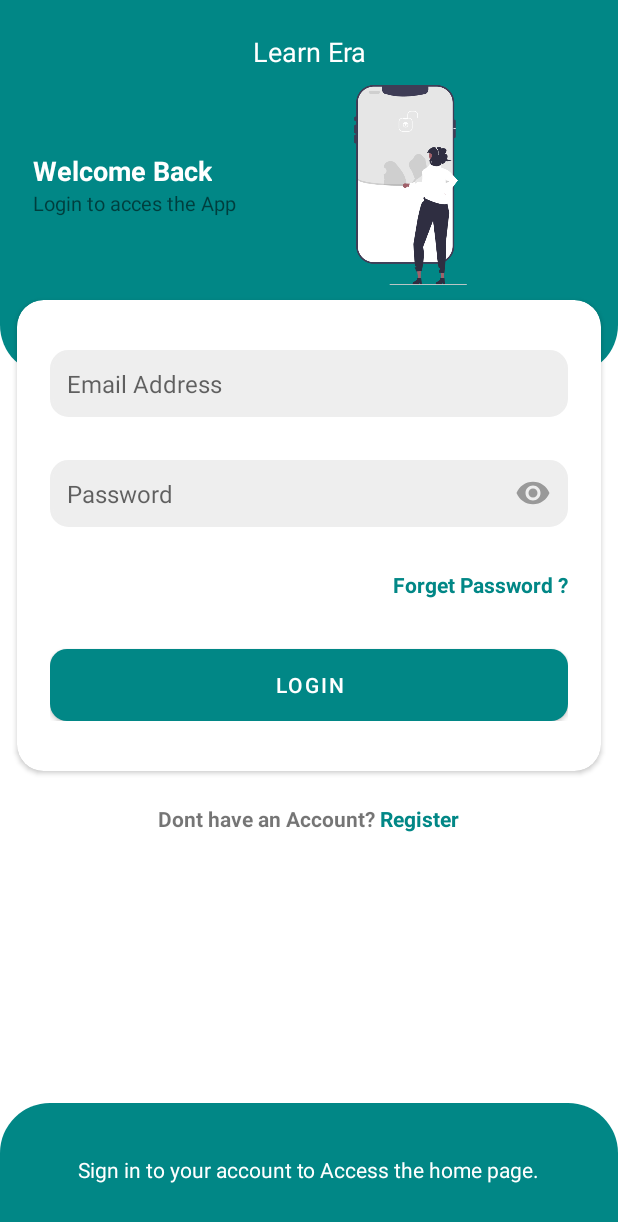
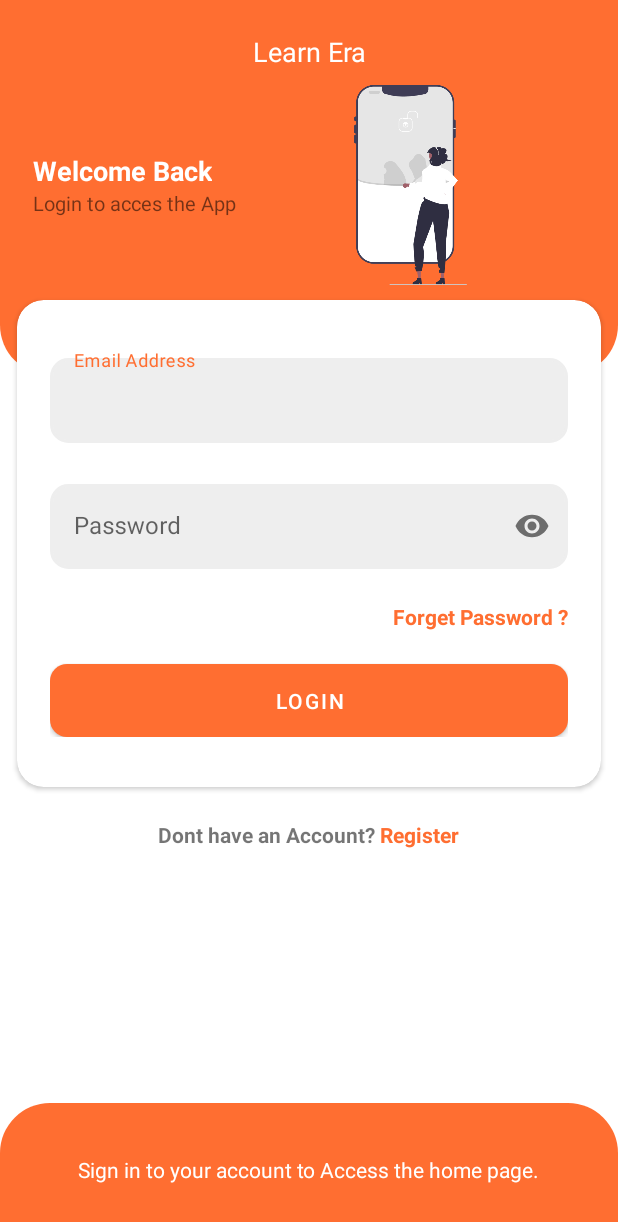
Before and after one commit to Palria/Learn_Era, an Android app: the screen it shows after launch (SignInActivity), after a tap on "GO TO LOGIN", on a phone screen of 412 x 824 dp. Shown: the top 1222 px of the screen. Run offline under Robolectric (Android 15) with nearby library versions, the phone set to English and light mode, and no system bars; our stand-ins replace Firebase (no records; nobody signed in at launch, a user with empty details on screens opened directly).

Commit message:
added splash screen + signin ui fixed

```diff
--- a/app/build.gradle
+++ b/app/build.gradle
@@ -29,6 +29,9 @@ android {
     compileOptions {
         sourceCompatibility JavaVersion.VERSION_1_8
         targetCompatibility JavaVersion.VERSION_1_8
+    }
+    buildFeatures {
+        viewBinding true
     }
 }
 
@@ -67,6 +70,9 @@ dependencies {
     //implementation 'com.android.support:appcompat-v7:28.0.0'
     //implementation 'com.google.firebase:firebase-admin'
 
+    //splash screen de
+//    def splahScreenVersion = "1.0.0"
+    implementation("androidx.core:core-splashscreen:1.0.0")
 
 //    implementation 'com.google.android.gms:play-services-ads:21.1.0'
 
--- a/app/src/main/java/com/palria/learnera/SignInActivity.java
+++ b/app/src/main/java/com/palria/learnera/SignInActivity.java
@@ -1,8 +1,10 @@
 package com.palria.learnera;
 
 import androidx.annotation.NonNull;
+import androidx.appcompat.app.AlertDialog;
 import androidx.appcompat.app.AppCompatActivity;
 
+import android.app.ProgressDialog;
 import android.content.Intent;
 import android.os.Bundle;
 import android.view.View;
@@ -27,6 +29,8 @@ private TextView register_link_view;
 private TextView forget_password_link;
 private TextView errorMessageTextView;
 
+AlertDialog alertDialog;
+
     /**
      * This is a flag indicating when the sign in process finishes
      * */
@@ -38,6 +42,7 @@ boolean isInProgress = false;
         if(getSupportActionBar() != null) {
             getSupportActionBar().hide();
         }
+        getWindow().setNavigationBarColor(getColor(R.color.teal_700));
         setContentView(R.layout.activity_sign_in);
         //initializes this activity's views
         initUI();
@@ -47,7 +52,8 @@ boolean isInProgress = false;
             public void onClick(View view) {
                 if(!isInProgress) {
                     isInProgress = true;
-
+                    //show logging in progress
+                    toggleProgress(true);
                     email = emailEditText.getText().toString();
                     password = passwordEditText.getText().toString();
                     Toast.makeText(getApplicationContext(), "Sign in progress...!", Toast.LENGTH_SHORT).show();
@@ -58,7 +64,8 @@ boolean isInProgress = false;
                         public void onSuccess(String email, String password) {
                             //user has successfully signed in
                             isInProgress = false;
-
+                            //hide progress
+                            toggleProgress(false);
                             Intent intent = new Intent(SignInActivity.this, MainActivity.class);
                             startActivity(intent);
                             Toast.makeText(getApplicationContext(), "You successfully signed in, go learn more, it is era of learning", Toast.LENGTH_LONG).show();
@@ -72,7 +79,8 @@ boolean isInProgress = false;
                             // account sign in failed//
 //                        Toast.makeText(getApplicationContext(), "Sign in failed: "+errorMessage+" please try again!", Toast.LENGTH_SHORT).show();
                             isInProgress = false;
-
+                            //hide progress
+                            toggleProgress(false);
                             errorMessageTextView.setText(errorMessage + "  Please try again!");
                             errorMessageTextView.setVisibility(View.VISIBLE);
                         }
@@ -82,13 +90,15 @@ boolean isInProgress = false;
                             // Either email or password is empty
 //                        Toast.makeText(getApplicationContext(), "All fields are required!", Toast.LENGTH_SHORT).show();
                             isInProgress = false;
-
+                            //hide progress
+                            toggleProgress(false);
                             errorMessageTextView.setText("All fields are required, fill the form and try again!");
                             errorMessageTextView.setVisibility(View.VISIBLE);
                         }
                     });
                 }else{
 //                    sign in is in progress
+                    toggleProgress(true);
                 }
             }
         });
@@ -143,9 +153,24 @@ boolean isInProgress = false;
 
         forget_password_link = (TextView) findViewById(R.id.forget_password_link);
 
+        //init progress.
+    alertDialog = new AlertDialog.Builder(SignInActivity.this)
+            .setCancelable(false)
+            .setView(getLayoutInflater().inflate(R.layout.default_loading_layout,null))
+            .create();
+
 
 
     }
 
 
+    private void toggleProgress(boolean show)
+    {
+        if(show){
+            alertDialog.show();
+        }else{
+            alertDialog.hide();
+        }
+    }
+
 }
--- /dev/null
+++ b/app/src/main/java/com/palria/learnera/SplashScrenActivity.java
@@ -0,0 +1,49 @@
+package com.palria.learnera;
+
+
+import androidx.appcompat.app.AppCompatActivity;
+
+
+import android.content.Intent;
+import android.os.Bundle;
+import android.os.Handler;
+import android.view.animation.Animation;
+import android.view.animation.AnimationUtils;
+import android.widget.ImageView;
+import android.widget.TextView;
+
+import androidx.core.splashscreen.SplashScreen.Companion.*;
+
+public class SplashScrenActivity extends AppCompatActivity {
+
+    @Override
+    protected void onCreate(Bundle savedInstanceState) {
+        super.onCreate(savedInstanceState);
+
+
+
+
+        getWindow().setNavigationBarColor(getColor(R.color.teal_700));
+        getWindow().setStatusBarColor(getColor(R.color.teal_700));
+//        getWindow().setFlags(WindowManager.LayoutParams.FLAG_FULLSCREEN,
+//                WindowManager.LayoutParams.FLAG_FULLSCREEN);
+        setContentView(R.layout.activity_splash_scren);
+
+        // HERE WE ARE TAKING THE REFERENCE OF OUR IMAGE
+        // SO THAT WE CAN PERFORM ANIMATION USING THAT IMAGE
+          TextView logo_text = findViewById(R.id.logo_text);
+         Animation slideAnimation = AnimationUtils.loadAnimation(this, R.anim.slide_up);
+        logo_text.startAnimation(slideAnimation);
+
+        // we used the postDelayed(Runnable, time) method
+        // to send a message with a delayed time.
+        new Handler().postDelayed(() -> {
+                Intent intent = new Intent(SplashScrenActivity.this, MainActivity.class);
+        startActivity(intent);
+        finish();
+        }, 3000);
+
+
+
+    }
+}
--- /dev/null
+++ b/app/src/main/res/anim/slide_up.xml
@@ -0,0 +1,15 @@
+<?xml version="1.0" encoding="utf-8"?>
+<set
+    xmlns:android="http://schemas.android.com/apk/res/android">
+
+    <!--THIS CODE IS FOR SIDE ANIMATION-->
+    <translate
+        android:duration="1000"
+        android:fromYDelta="160%" />
+
+    <alpha
+        android:duration="1000"
+        android:fromAlpha="0.1"
+        android:toAlpha="1.0" />
+
+</set>
--- a/app/src/main/res/layout/activity_sign_in.xml
+++ b/app/src/main/res/layout/activity_sign_in.xml
@@ -82,34 +82,45 @@
         android:layout_height="match_parent">
 
 
-        <EditText
-            android:textSize="16sp"
-            android:id="@+id/emailInput"
-            android:paddingHorizontal="5pt"
-            android:paddingVertical="4pt"
-            android:background="@drawable/default_input_bg"
-            android:hint="Email Address"
+        <com.google.android.material.textfield.TextInputLayout
             android:layout_width="match_parent"
-            android:layout_height="20pt"/>
+            style="@style/Widget.MaterialComponents.TextInputLayout.OutlinedBox"
+            android:layout_height="wrap_content">
 
-        <EditText
-            android:textSize="16sp"
-            android:inputType="textPassword"
-            android:layout_marginTop="13pt"
-            android:id="@+id/passwordInput"
-            android:paddingHorizontal="5pt"
-            android:paddingVertical="4pt"
-            android:drawableTint="@color/grayDark"
-            android:drawableRight="@drawable/ic_baseline_remove_red_eye_24"
-            android:background="@drawable/default_input_bg"
-            android:hint="Password"
+            <com.google.android.material.textfield.TextInputEditText
+                android:layout_width="match_parent"
+                android:hint="Email Address"
+                android:inputType="textEmailAddress"
+                android:textSize="16sp"
+                android:id="@+id/emailInput"
+                android:background="@drawable/default_input_bg"
+                android:layout_height="wrap_content"/>
+
+        </com.google.android.material.textfield.TextInputLayout>
+
+
+        <com.google.android.material.textfield.TextInputLayout
             android:layout_width="match_parent"
-            android:layout_height="20pt"/>
+            app:passwordToggleEnabled="true"
+            android:layout_marginTop="10pt"
+            style="@style/Widget.MaterialComponents.TextInputLayout.OutlinedBox"
+            android:layout_height="wrap_content">
 
+            <com.google.android.material.textfield.TextInputEditText
+                android:layout_width="match_parent"
+                android:hint="Password"
+                android:inputType="textPassword"
+                android:textSize="16sp"
+
+                android:id="@+id/passwordInput"
+                android:background="@drawable/default_input_bg"
+                android:layout_height="wrap_content"/>
+
+        </com.google.android.material.textfield.TextInputLayout>
 
         <TextView
             android:id="@+id/forget_password_link"
-            android:layout_marginTop="13pt"
+            android:layout_marginTop="10pt"
             android:textStyle="bold"
             android:textAlignment="textEnd"
             android:textColor="@color/teal_700"
@@ -119,9 +130,10 @@
 
         <Button
             android:id="@+id/loginButton"
-            android:layout_marginTop="15pt"
+            android:layout_marginTop="10pt"
             android:background="@drawable/default_auth_btn"
             android:text="Login"
+            android:paddingVertical="4pt"
             android:layout_width="match_parent"
             android:layout_height="wrap_content"/>
 
@@ -140,8 +152,6 @@
     </LinearLayout>
 
 </androidx.cardview.widget.CardView>
-
-
     <LinearLayout
         android:layout_below="@+id/auth_card"
         android:layout_width="match_parent"
@@ -172,7 +182,6 @@
         android:layout_height="40pt">
 
         <TextView
-
             android:textColor="@color/white"
             android:text="Sign in to your account to Access the home page."
             android:layout_width="wrap_content"
--- a/app/src/main/res/values-night/themes.xml
+++ b/app/src/main/res/values-night/themes.xml
@@ -13,4 +13,9 @@
         <item name="android:statusBarColor" tools:targetApi="l">?attr/colorPrimaryVariant</item>
         <!-- Customize your theme here. -->
     </style>
+
+    <style name="ThemeOverlay.LearnEra.FullscreenContainer" parent="">
+        <item name="fullscreenBackgroundColor">@color/light_blue_900</item>
+        <item name="fullscreenTextColor">@color/light_blue_A400</item>
+    </style>
 </resources>
--- /dev/null
+++ b/app/src/main/res/values/attrs.xml
@@ -0,0 +1,6 @@
+<resources>
+    <declare-styleable name="FullscreenAttrs">
+        <attr name="fullscreenBackgroundColor" format="color" />
+        <attr name="fullscreenTextColor" format="color" />
+    </declare-styleable>
+</resources>
--- a/app/src/main/res/values/colors.xml
+++ b/app/src/main/res/values/colors.xml
@@ -3,10 +3,15 @@
     <color name="purple_200">#FFBB86FC</color>
     <color name="purple_500">#FF6200EE</color>
     <color name="purple_700">#FF3700B3</color>
-    <color name="teal_200">#FF03DAC5</color>
-    <color name="teal_700">#FF018786</color>
+    <color name="teal_200">#FF6E31</color>
+    <color name="teal_700">#FF6E31</color>
     <color name="black">#FF000000</color>
     <color name="white">#FFFFFFFF</color>
     <color name="gray">#EEEEEE</color>
     <color name="grayDark">#999999</color>
+    <color name="light_blue_600">#FF039BE5</color>
+    <color name="light_blue_900">#FF01579B</color>
+    <color name="light_blue_A200">#FF40C4FF</color>
+    <color name="light_blue_A400">#FF00B0FF</color>
+    <color name="black_overlay">#66000000</color>
 </resources>
--- a/app/src/main/res/values/strings.xml
+++ b/app/src/main/res/values/strings.xml
@@ -1,3 +1,6 @@
 <resources>
     <string name="app_name">Learn Era</string>
+    <string name="title_activity_splash_scren">SplashScrenActivity</string>
+    <string name="dummy_button">Dummy Button</string>
+    <string name="dummy_content">DUMMY\nCONTENT</string>
 </resources>
```
Also changed, not shown: app/src/main/AndroidManifest.xml (+15 -7 lines), app/src/main/res/layout/activity_splash_scren.xml (added, +29 -0 lines), app/src/main/res/layout/default_loading_layout.xml (added, +21 -0 lines), app/src/main/res/values/splash_theme.xml (added, +18 -0 lines), app/src/main/res/values/styles.xml (added, +11 -0 lines), app/src/main/res/values/themes.xml (+13 -0 lines), app/src/main/res/font/damion.ttf (added).
